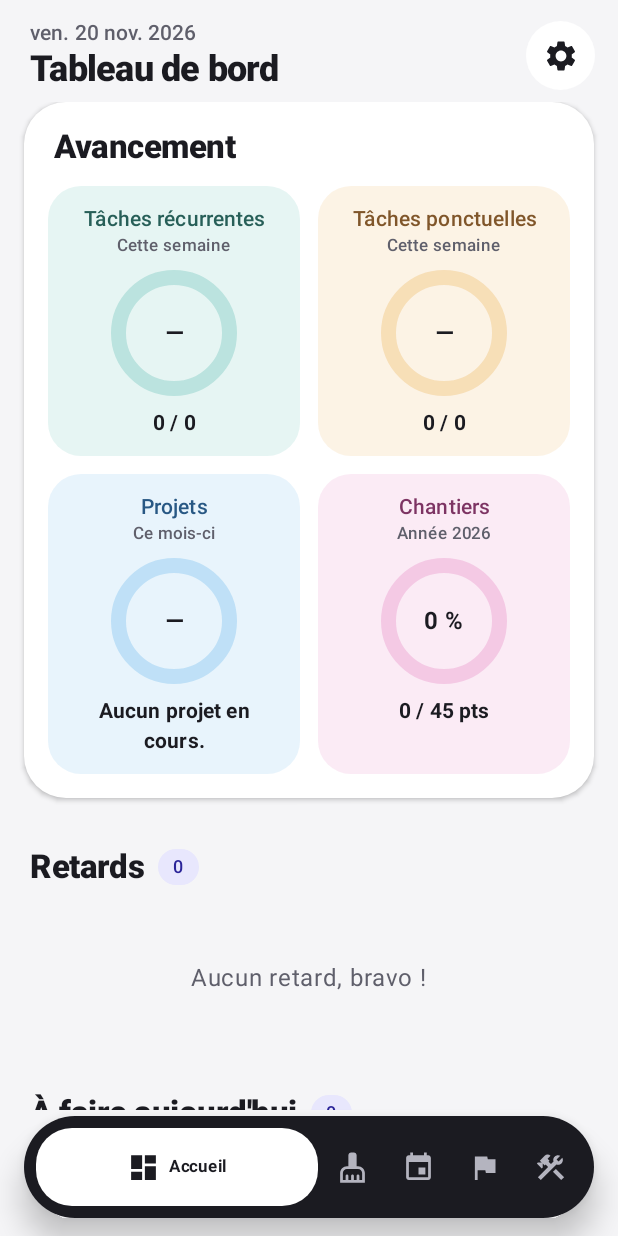
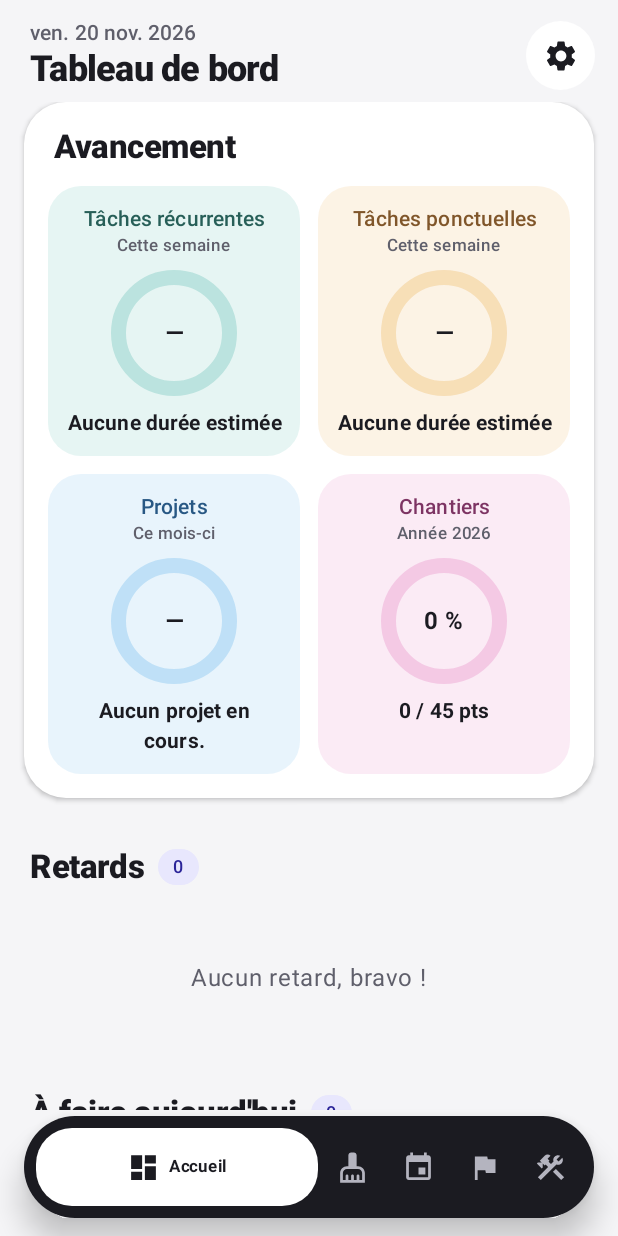
Before and after one commit to ncrdn/MyTasks, an Android app built with Jetpack Compose: the DashboardScreen screen opened through its navigation route, on a phone screen of 412 x 824 dp. Run offline under Robolectric (Android 15) with nearby library versions, the phone set to English and light mode, and no system bars; our stand-ins replace Room's generated code; libraries missing offline, so code that uses them is left out: androidx.glance, androidx.glance.appwidget.

Commit message:
feat(tableau de bord): jauges en temps, projets et travaux en bas de page, sans statistiques (reco 12, 13, 14)
12. Jauges des tâches récurrentes et ponctuelles calculées sur le temps : somme des durées estimées des
    occurrences faites rapportée au total prévu sur la semaine. Une tâche sans durée estimée est exclue du
    calcul, et du décompte affiché avec la jauge (cohérent avec le compte des heures du même bloc) ; sans
    aucune durée, la jauge est vide (« Aucune durée estimée »). Projets (temps / objectif du mois) et travaux
    (points / quota) inchangés.
13. Les cartes de projets et de travaux ne sont plus dans « À faire aujourd'hui » (qui ne garde que les
    récurrentes et ponctuelles à échéance du jour) : elles passent en bas de la rubrique « À faire cette
    semaine », après les tâches datées.
14. La carte « Statistiques » est supprimée (et le calcul qui l'alimentait).

Co-Authored-By: Claude Sonnet 5.5 <noreply@anthropic.com>

```diff
--- a/app/src/main/java/com/nyl/mytasks/domain/Dashboard.kt
+++ b/app/src/main/java/com/nyl/mytasks/domain/Dashboard.kt
@@ -26,8 +26,11 @@ data class Progress(
     val doneMinutes: Int,
     val plannedMinutes: Int,
 ) {
-    /** Taux d'accomplissement 0..1 (1 si rien n'est prévu). */
+    /** Taux d'accomplissement 0..1 sur le nombre d'éléments (1 si rien n'est prévu). */
     val ratio: Float get() = if (planned <= 0) 1f else (done.toFloat() / planned).coerceIn(0f, 1f)
+
+    /** Taux d'accomplissement 0..1 sur le temps : durées faites / durées prévues (0 si aucune durée n'est connue). */
+    val timeRatio: Float get() = if (plannedMinutes <= 0) 0f else (doneMinutes.toFloat() / plannedMinutes).coerceIn(0f, 1f)
 }
 
 data class DashboardState(
@@ -47,10 +50,6 @@ data class DashboardState(
     val projects: List<DashItem>,
     val worksiteSessionsThisWeek: Int,
     val worksiteDeadlines: List<WorksiteDeadline>,
-    /** Taux de complétion en % (null si aucune donnée sur la période). */
-    val rate7: Int?,
-    val rate30: Int?,
-    val streak: Int,
 ) {
     val overdueCount: Int get() = overdueItems.size
     val domesticDone: Int get() = recurring.done
@@ -84,7 +83,8 @@ object DashboardCalculator {
             val taskEvents = eventsByTask[task.id].orEmpty()
             val est = task.estimatedMinutes ?: 0
 
-            if (kind == TaskKind.DOMESTIC || kind == TaskKind.ONE_OFF) {
+            // Jauges en temps : une tâche sans durée estimée est exclue du calcul (et du décompte affiché avec).
+            if ((kind == TaskKind.DOMESTIC || kind == TaskKind.ONE_OFF) && est > 0) {
                 val done = taskEvents.count { it.kind == EventKind.DONE && it.date in weekStart..weekEnd }
                 val pending = pendingThisWeek(task, weekEnd)
                 val add = Progress(done, done + pending, done * est, (done + pending) * est)
@@ -101,7 +101,7 @@ object DashboardCalculator {
                         val since = month.lateSince
                         overdue += item.copy(daysLate = if (since == null) 1 else ChronoUnit.DAYS.between(since, today).toInt().coerceAtLeast(1))
                     }
-                    if (month.remaining > 0) todayItems += item
+                    if (month.remaining > 0) weekItems += item
                 }
                 else -> {
                     if (task.paused) continue
@@ -109,7 +109,7 @@ object DashboardCalculator {
                     if (TaskLogic.isOverdue(task, kind, today)) {
                         overdue += DashItem(task, kind, daysLate = TaskLogic.daysLate(task, today))
                     } else if (kind == TaskKind.WORKSITE) {
-                        if ((task.priority ?: 0) >= 4) todayItems += DashItem(task, kind)
+                        if ((task.priority ?: 0) >= 4) weekItems += DashItem(task, kind)
                     } else if (due == today) {
                         todayItems += DashItem(task, kind)
                     } else if (due != null && due.isAfter(today) && !due.isAfter(weekEnd)) {
@@ -147,7 +147,10 @@ object DashboardCalculator {
             today = today,
             todayItems = todayItems.sortedWith(compareBy({ it.kind.ordinal }, { it.task.title.lowercase() })),
             overdueItems = overdue.sortedByDescending { it.daysLate },
-            weekItems = weekItems.sortedWith(compareBy({ it.task.dueDate }, { it.task.title.lowercase() })),
+            // Récurrentes et ponctuelles par échéance, puis les projets, puis les travaux (sans date du jour).
+            weekItems = weekItems.sortedWith(
+                compareBy<DashItem>({ weekRank(it.kind) }, { it.task.dueDate?.toEpochDay() ?: Long.MAX_VALUE }, { it.task.title.lowercase() }),
+            ),
             recurring = recurring,
             oneOff = oneOff,
             projectsMonth = projectsMonth,
@@ -155,10 +158,13 @@ object DashboardCalculator {
             projects = projects.sortedBy { it.task.title.lowercase() },
             worksiteSessionsThisWeek = sessionsThisWeek,
             worksiteDeadlines = deadlines.sortedBy { it.daysLeft },
-            rate7 = completionRate(tasks, events, kindOf, today, 7),
-            rate30 = completionRate(tasks, events, kindOf, today, 30),
-            streak = streak(events, today),
         )
+    }
+
+    private fun weekRank(kind: TaskKind) = when (kind) {
+        TaskKind.DOMESTIC, TaskKind.ONE_OFF -> 0
+        TaskKind.PROJECT -> 1
+        TaskKind.WORKSITE -> 2
     }
 
     private operator fun Progress.plus(o: Progress) =
@@ -179,38 +185,4 @@ object DashboardCalculator {
         }
         return count
     }
-
-    /** Terminé / (terminé + ignoré + manqué) sur les [days] derniers jours. */
-    fun completionRate(
-        tasks: List<Task>,
-        events: List<TaskEvent>,
-        kindOf: (String) -> TaskKind?,
-        today: LocalDate,
-        days: Int,
-    ): Int? {
-        val from = today.minusDays((days - 1).toLong())
-        val done = events.count { it.kind == EventKind.DONE && it.date in from..today }
-        val skipped = events.count { it.kind == EventKind.SKIPPED && it.date in from..today }
-        val missed = tasks.count { t ->
-            val kind = kindOf(t.typeId)
-            val due = t.dueDate
-            kind != null && kind != TaskKind.PROJECT && due != null &&
-                TaskLogic.isOverdue(t, kind, today) && due in from..today.minusDays(1)
-        }
-        val total = done + skipped + missed
-        return if (total == 0) null else (done * 100) / total
-    }
-
-    /** Jours consécutifs avec au moins une tâche faite ou une session (aujourd'hui facultatif). */
-    fun streak(events: List<TaskEvent>, today: LocalDate): Int {
-        val active = events.filter { it.kind == EventKind.DONE || it.kind == EventKind.SESSION }
-            .map { it.date }.toSet()
-        var d = if (today in active) today else today.minusDays(1)
-        var count = 0
-        while (d in active) {
-            count++
-            d = d.minusDays(1)
-        }
-        return count
-    }
 }
--- a/app/src/main/java/com/nyl/mytasks/ui/dashboard/ProgressTiles.kt
+++ b/app/src/main/java/com/nyl/mytasks/ui/dashboard/ProgressTiles.kt
@@ -37,26 +37,22 @@ object ProgressTiles {
         fun label(kind: TaskKind) = typeOf(kind)?.label.orEmpty()
         fun color(kind: TaskKind) = (typeOf(kind)?.color ?: 0xFF607D8B).toColor()
 
-        fun hoursOf(p: Progress): String? = when {
-            p.plannedMinutes > 0 -> context.getString(R.string.progress_minutes, formatMinutes(p.doneMinutes), formatMinutes(p.plannedMinutes))
-            p.doneMinutes > 0 -> context.getString(R.string.dash_time_spent, formatMinutes(p.doneMinutes))
-            else -> null
-        }
+        // Récurrentes et ponctuelles : jauge sur le temps (durées estimées faites / prévues) ; le décompte des tâches
+        // concernées (celles qui ont une durée estimée) vient en complément, avec les mêmes tâches que la jauge.
+        fun timeTile(kind: TaskKind, p: Progress, period: String) = ProgressTile(
+            kind, label(kind), period, color(kind),
+            p.timeRatio, p.plannedMinutes == 0,
+            if (p.plannedMinutes == 0) context.getString(R.string.dash_no_estimate)
+            else context.getString(R.string.progress_minutes, formatMinutes(p.doneMinutes), formatMinutes(p.plannedMinutes)),
+            if (p.plannedMinutes == 0) null else context.getString(R.string.dash_tasks_count, p.done, p.planned),
+        )
 
         val week = context.getString(R.string.this_week)
         val pm = s.projectsMonth
         val wy = s.worksitesYear
         return listOf(
-            ProgressTile(
-                TaskKind.DOMESTIC, label(TaskKind.DOMESTIC), week, color(TaskKind.DOMESTIC),
-                s.recurring.ratio, s.recurring.planned == 0,
-                context.getString(R.string.dash_count, s.recurring.done, s.recurring.planned), hoursOf(s.recurring),
-            ),
-            ProgressTile(
-                TaskKind.ONE_OFF, label(TaskKind.ONE_OFF), week, color(TaskKind.ONE_OFF),
-                s.oneOff.ratio, s.oneOff.planned == 0,
-                context.getString(R.string.dash_count, s.oneOff.done, s.oneOff.planned), hoursOf(s.oneOff),
-            ),
+            timeTile(TaskKind.DOMESTIC, s.recurring, week),
+            timeTile(TaskKind.ONE_OFF, s.oneOff, week),
             ProgressTile(
                 TaskKind.PROJECT, label(TaskKind.PROJECT), context.getString(R.string.this_month), color(TaskKind.PROJECT),
                 if (pm.plannedMinutes <= 0) 0f else (pm.doneMinutes.toFloat() / pm.plannedMinutes).coerceIn(0f, 1f),
--- a/app/src/main/res/values/strings.xml
+++ b/app/src/main/res/values/strings.xml
@@ -221,6 +221,8 @@
     <string name="dash_overdue">Retards</string>
     <string name="dash_overdue_empty">Aucun retard, bravo !</string>
     <string name="dash_progress">Avancement</string>
+    <string name="dash_no_estimate">Aucune durée estimée</string>
+    <string name="dash_tasks_count">%1$d / %2$d tâches</string>
     <string name="settings_widget">Widget d\'avancement</string>
     <string name="settings_widget_help">Ajouter les jauges à l\'écran d\'accueil</string>
     <string name="msg_widget_unsupported">Votre écran d\'accueil ne permet pas cet ajout : choisissez le widget « Avancement » dans la liste des widgets.</string>
```
Also changed, not shown: app/src/main/java/com/nyl/mytasks/ui/dashboard/DashboardScreen.kt (+1 -38 lines), 1 other file.
